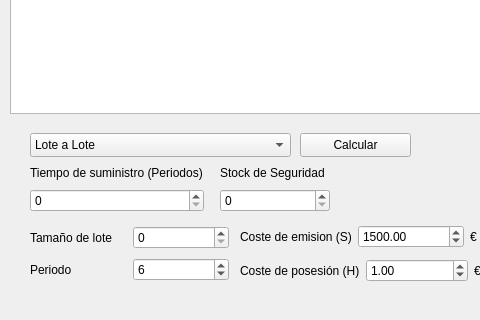
This is src/mainwindow.ui in TheBerbat/bloque-produccion as Qt 5 draws it before an edit; both pictures show x 0 to 480 and y 266 to 586 of the 591 by 586 pixel window. The edited form follows.
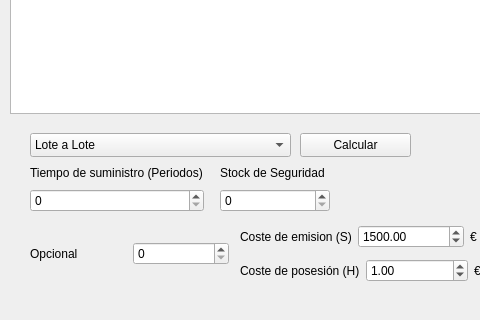
This is the edited form.

Commit message: Improved main window, join options values

What changed in the file:
```diff
--- a/src/mainwindow.ui
+++ b/src/mainwindow.ui
@@ -261,7 +261,7 @@
        <item>
         <widget class="QLabel" name="label_2">
          <property name="text">
-          <string>Tamaño de lote</string>
+          <string>Opcional</string>
          </property>
         </widget>
        </item>
@@ -277,30 +277,6 @@
        </item>
       </layout>
      </item>
-     <item>
-      <layout class="QHBoxLayout" name="horizontalLayout_2">
-       <item>
-        <widget class="QLabel" name="label_3">
-         <property name="text">
-          <string>Periodo</string>
-         </property>
-        </widget>
-       </item>
-       <item>
-        <widget class="QSpinBox" name="periodSize">
-         <property name="minimum">
-          <number>1</number>
-         </property>
-         <property name="maximum">
-          <number>10</number>
-         </property>
-         <property name="value">
-          <number>6</number>
-         </property>
-        </widget>
-       </item>
-      </layout>
-     </item>
     </layout>
    </widget>
    <widget class="QWidget" name="layoutWidget">
```
Left out of the diff: 4 changed lines with no effect on the pictures. The commit also changes 2 other files.
